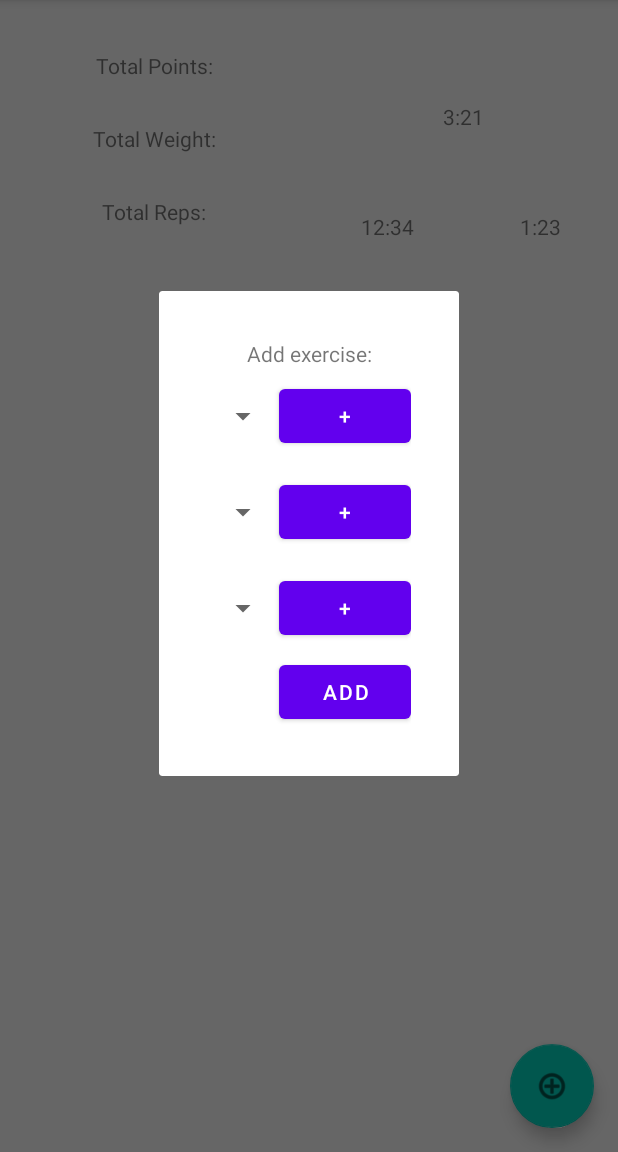
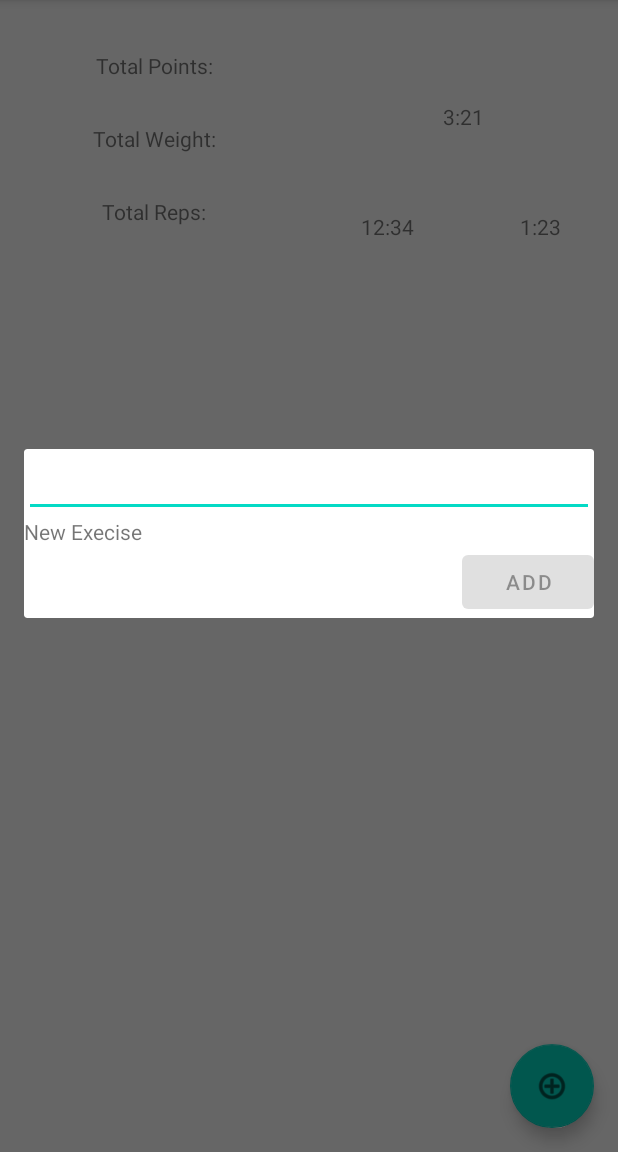
Before and after one commit to OverlordAlex/Fitocrazy, an Android app: the WorkoutActivity screen opened directly, with no data from a screen before it, after a tap on "Add new exercise", on a phone screen of 412 x 824 dp, the part 84-1236 px from its top. Run offline under Robolectric (Android 15) with nearby library versions, the phone set to English and light mode, and no system bars; our stand-ins replace Room's generated code.

Commit message:
Finalised adding new activity fragment

```diff
--- a/app/src/main/java/com/itsabugnotafeature/fitocrazy/common/Exercise.kt
+++ b/app/src/main/java/com/itsabugnotafeature/fitocrazy/common/Exercise.kt
@@ -14,7 +14,6 @@ import androidx.room.Room
 import androidx.room.RoomDatabase
 import androidx.room.Transaction
 
-//@Fts4
 @Entity
 data class Exercise(
     @PrimaryKey(autoGenerate = true) val rowid: Int,
@@ -41,7 +40,11 @@ data class ExerciseWithComponents(
         entityColumn = "id"
     )
     val movement: Movement
-)
+) {
+    override fun toString(): String {
+        return "$equipment $position $movement"
+    }
+}
 
 abstract class ExerciseComponent {
     abstract val id: Int
@@ -88,6 +91,9 @@ interface ExerciseDao {
     @Transaction
     @Query("SELECT * FROM exercise")
     suspend fun getAll(): List<ExerciseWithComponents>
+
+    @Query("SELECT * FROM exercise WHERE equipmentId=:equipmentId AND positionId=:positionId AND movementId=:movementId")
+    suspend fun getExactExercise(equipmentId: Long, positionId: Long, movementId: Long): ExerciseWithComponents?
 
     @Insert
     suspend fun addExercise(exercise: Exercise)
--- a/app/src/main/java/com/itsabugnotafeature/fitocrazy/workout/addexercise/AddNewExerciseToWorkoutFragment.kt
+++ b/app/src/main/java/com/itsabugnotafeature/fitocrazy/workout/addexercise/AddNewExerciseToWorkoutFragment.kt
@@ -1,15 +1,23 @@
 package com.itsabugnotafeature.fitocrazy.workout.addexercise
 
+import android.graphics.Color
 import android.os.Bundle
+import android.transition.AutoTransition
+import android.transition.TransitionManager
 import android.util.Log
 import android.view.LayoutInflater
 import android.view.View
 import android.view.ViewGroup
+import android.view.WindowManager.LayoutParams
 import android.widget.AdapterView
 import android.widget.ArrayAdapter
+import android.widget.AutoCompleteTextView
 import android.widget.Button
 import android.widget.Spinner
+import android.widget.TextView
+import androidx.constraintlayout.widget.ConstraintLayout
 import androidx.core.os.bundleOf
+import androidx.core.widget.doOnTextChanged
 import androidx.fragment.app.DialogFragment
 import androidx.fragment.app.Fragment
 import androidx.fragment.app.FragmentTransaction
@@ -18,11 +26,15 @@ import androidx.fragment.app.setFragmentResultListener
 import androidx.lifecycle.lifecycleScope
 import com.itsabugnotafeature.fitocrazy.R
 import com.itsabugnotafeature.fitocrazy.common.Equipment
+import com.itsabugnotafeature.fitocrazy.common.Exercise
+import com.itsabugnotafeature.fitocrazy.common.ExerciseComponent
 import com.itsabugnotafeature.fitocrazy.common.ExerciseDatabase
+import com.itsabugnotafeature.fitocrazy.common.ExerciseWithComponents
 import com.itsabugnotafeature.fitocrazy.common.Movement
 import com.itsabugnotafeature.fitocrazy.common.Position
 import kotlinx.coroutines.launch
 import kotlinx.coroutines.runBlocking
+
 
 class AddNewExerciseToWorkoutFragment : DialogFragment(), AdapterView.OnItemSelectedListener {
 
@@ -30,20 +42,21 @@ class AddNewExerciseToWorkoutFragment : DialogFragment(), AdapterView.OnItemSele
         EQUIPMENT, POSITION, MOVEMENT
     }
 
-    private var equipment: String = ""
-    private var position: String = ""
-    private var movement: String = ""
+    private var equipment: Long = -1
+    private var position: Long = -1
+    private var movement: Long = -1
 
     private lateinit var equipmentAdapter: ArrayAdapter<Equipment>
     private lateinit var positionAdapter: ArrayAdapter<Position>
     private lateinit var movementAdapter: ArrayAdapter<Movement>
+    private lateinit var autocompleteAdapter: ArrayAdapter<ExerciseWithComponents>
 
     override fun onItemSelected(parent: AdapterView<*>, view: View?, pos: Int, id: Long) {
         parent.getItemAtPosition(pos)
         when (parent.id) {
-            R.id.equipment -> equipment = parent.getItemAtPosition(pos).toString()
-            R.id.position -> position = parent.getItemAtPosition(pos).toString()
-            R.id.movement -> movement = parent.getItemAtPosition(pos).toString()
+            R.id.equipment -> equipment = (parent.getItemAtPosition(pos) as ExerciseComponent).id.toLong()
+            R.id.position -> position = (parent.getItemAtPosition(pos) as ExerciseComponent).id.toLong()
+            R.id.movement -> movement = (parent.getItemAtPosition(pos) as ExerciseComponent).id.toLong()
         }
     }
 
@@ -77,16 +90,32 @@ class AddNewExerciseToWorkoutFragment : DialogFragment(), AdapterView.OnItemSele
                                     db.exerciseComponentsDao().addMovement(Movement(0, enteredText))
                                 } else {
                                     spinner.setSelection((spinner.adapter as ArrayAdapter<Movement>).getPosition(movement), false)
-                                } // TODO the same for below
+                                }
                             }
 
-                            EXERCISE_COMPONENTS.POSITION -> db.exerciseComponentsDao()
-                                .addPosition(Position(0, enteredText))
+                            EXERCISE_COMPONENTS.POSITION -> {
+                                val position = db.exerciseComponentsDao().getPosition(enteredText)
+                                if (position == null ) {
+                                    db.exerciseComponentsDao()
+                                        .addPosition(Position(0, enteredText))
+                                } else {
+                                    spinner.setSelection((spinner.adapter as ArrayAdapter<Position>).getPosition(position), false)
+                                }
 
-                            EXERCISE_COMPONENTS.EQUIPMENT -> db.exerciseComponentsDao()
-                                .addEquipment(
-                                    Equipment(0, enteredText)
-                                )
+                            }
+
+                            EXERCISE_COMPONENTS.EQUIPMENT -> {
+                                val equipment = db.exerciseComponentsDao().getEquipment(enteredText)
+                                if (equipment == null) {
+                                    db.exerciseComponentsDao()
+                                        .addEquipment(
+                                            Equipment(0, enteredText)
+                                        )
+                                } else {
+                                    spinner.setSelection((spinner.adapter as ArrayAdapter<Equipment>).getPosition(equipment), false)
+                                }
+
+                            }
                         }
                         updateSpinnerData()
                         spinner.setSelection(spinner.adapter.count - 1 )
@@ -108,18 +137,65 @@ class AddNewExerciseToWorkoutFragment : DialogFragment(), AdapterView.OnItemSele
 
     override fun onViewCreated(view: View, savedInstanceState: Bundle?) {
         super.onViewCreated(view, savedInstanceState)
+        // make it always show full-screen
+        dialog?.window?.setLayout(LayoutParams.MATCH_PARENT, LayoutParams.WRAP_CONTENT)
+
+        val addExerciseButton: Button = view.findViewById(R.id.addExerciseButton)
+        val autocomplete = view.findViewById<AutoCompleteTextView>(R.id.addExerciseAutoComplete)
+
+        val detailLayout = view.findViewById<ConstraintLayout>(R.id.addExerciseToWorkoutFragment)
+        view.findViewById<TextView>(R.id.textView).setOnClickListener {
+            val visible: Int =  if (detailLayout.visibility == View.GONE) {
+                autocomplete.isEnabled = false
+                addExerciseButton.isEnabled = true
+                View.VISIBLE
+            } else {
+                autocomplete.isEnabled = true
+                autocomplete.requestFocus()
+                View.GONE
+            }
+
+            val autoTransition = AutoTransition()
+            autoTransition.setDuration(100) // probably not needed, default is 300 if not set
+            TransitionManager.beginDelayedTransition(detailLayout, autoTransition)
+            detailLayout.visibility = visible
+        }
+
         val equipmentSpinner = view.findViewById<Spinner>(R.id.equipment)
         val positionSpinner = view.findViewById<Spinner>(R.id.position)
         val movementSpinner = view.findViewById<Spinner>(R.id.movement)
 
         runBlocking {
-            equipmentAdapter = ArrayAdapter(requireContext(), android.R.layout.simple_spinner_item);
-            positionAdapter = ArrayAdapter(requireContext(), android.R.layout.simple_spinner_item);
-            movementAdapter = ArrayAdapter(requireContext(), android.R.layout.simple_spinner_item);
+            equipmentAdapter = ArrayAdapter(requireContext(), android.R.layout.simple_spinner_item)
+            positionAdapter = ArrayAdapter(requireContext(), android.R.layout.simple_spinner_item)
+            movementAdapter = ArrayAdapter(requireContext(), android.R.layout.simple_spinner_item)
             updateSpinnerData()
             equipmentSpinner.adapter = equipmentAdapter
             positionSpinner.adapter = positionAdapter
             movementSpinner.adapter = movementAdapter
+
+            autocompleteAdapter = ArrayAdapter<ExerciseWithComponents>(requireContext(), android.R.layout.simple_dropdown_item_1line, ExerciseDatabase.getInstance(requireContext()).exerciseDao().getAll())
+            autocomplete.setAdapter(autocompleteAdapter)
+            autocomplete.threshold = 1
+            autocompleteAdapter.notifyDataSetChanged()
+        }
+        var selectedItem: ExerciseWithComponents? = null
+        autocomplete.setOnItemClickListener { _, _, position, _ ->
+            selectedItem = autocompleteAdapter.getItem(position)
+            addExerciseButton.isEnabled = true
+            autocomplete.setBackgroundColor(Color.parseColor("#FFFFFF"))
+        }
+        autocomplete.doOnTextChanged { text, _, _, _ ->
+            if (!text.isNullOrBlank()) {
+                if (selectedItem?.toString() != text) {
+                    selectedItem = null
+                    addExerciseButton.isEnabled = false
+                    autocomplete.setBackgroundColor(Color.parseColor("#FFAAAA"))
+                }
+            }
+        }
+        autocomplete.setOnFocusChangeListener { _, hasFocus ->
+            if (hasFocus) autocomplete.text = null
         }
 
         equipmentSpinner.onItemSelectedListener = this
@@ -130,9 +206,24 @@ class AddNewExerciseToWorkoutFragment : DialogFragment(), AdapterView.OnItemSele
         setupEnterCustomTextDialog(EXERCISE_COMPONENTS.POSITION, view.findViewById<Button>(R.id.newPosition), positionSpinner)
         setupEnterCustomTextDialog(EXERCISE_COMPONENTS.MOVEMENT, view.findViewById<Button>(R.id.newMovement), movementSpinner)
 
-        val btn: Button = view.findViewById(R.id.addExerciseButton)
-        btn.setOnClickListener {
-            setFragmentResult("exerciseAdded", bundleOf("equipment" to equipment, "movement" to movement, "position" to position))
+        addExerciseButton.setOnClickListener {
+            if (detailLayout.visibility == View.VISIBLE) {
+                // if adding a new activity
+                runBlocking {
+                    val db = ExerciseDatabase.getInstance(requireContext()).exerciseDao()
+                    val exercise: ExerciseWithComponents? =
+                        db.getExactExercise(equipment, position, movement)
+                    if (exercise == null) {
+                        val newID = db.addExercise(Exercise(0, equipment, position, movement))
+                        setFragmentResult("exerciseAdded", bundleOf("exerciseID" to newID))
+                    } else {
+                        setFragmentResult("exerciseAdded", bundleOf("exerciseID" to exercise.exercise.rowid))
+                    }
+                }
+            } else {
+                // selected something from autocomplete
+                setFragmentResult("exerciseAdded", bundleOf("exerciseID" to selectedItem?.exercise?.rowid))
+            }
             dismiss()
         }
     }
--- a/app/src/main/res/layout/fragment_add_new_exercise_to_workout.xml
+++ b/app/src/main/res/layout/fragment_add_new_exercise_to_workout.xml
@@ -1,12 +1,28 @@
 <?xml version="1.0" encoding="utf-8"?>
+
 <androidx.constraintlayout.widget.ConstraintLayout xmlns:android="http://schemas.android.com/apk/res/android"
     xmlns:app="http://schemas.android.com/apk/res-auto"
     xmlns:tools="http://schemas.android.com/tools"
+    android:id="@+id/layout_addNewExercise_parent"
+    android:layout_width="match_parent"
+    android:layout_height="wrap_content">
+
+    <TextView
+        android:id="@+id/textView"
+        android:layout_width="wrap_content"
+        android:layout_height="wrap_content"
+        android:text="New Execise"
+        app:layout_constraintStart_toStartOf="parent"
+        app:layout_constraintTop_toBottomOf="@+id/addExerciseAutoComplete" />
+
+    <androidx.constraintlayout.widget.ConstraintLayout
         android:id="@+id/addExerciseToWorkoutFragment"
         android:layout_width="match_parent"
         android:layout_height="wrap_content"
 
         android:padding="32dp"
+        android:visibility="gone"
+        app:layout_constraintTop_toBottomOf="@+id/textView"
         tools:context=".workout.addexercise.AddNewExerciseToWorkoutFragment">
 
         <TextView
@@ -67,7 +83,6 @@
             android:layout_height="wrap_content"
             android:minHeight="64dp"
             android:spinnerMode="dropdown"
-        app:layout_constraintBottom_toTopOf="@+id/addExerciseButton"
             app:layout_constraintEnd_toEndOf="@id/newMovement"
             app:layout_constraintEnd_toStartOf="@id/newMovement"
             app:layout_constraintStart_toStartOf="parent"
@@ -84,13 +99,23 @@
             app:layout_constraintStart_toEndOf="@+id/movement"
             app:layout_constraintTop_toBottomOf="@+id/position" />
 
+    </androidx.constraintlayout.widget.ConstraintLayout>
+
+    <AutoCompleteTextView
+        android:id="@+id/addExerciseAutoComplete"
+        android:layout_width="0dp"
+        android:layout_height="wrap_content"
+        android:saveEnabled="false"
+        app:layout_constraintEnd_toEndOf="parent"
+        app:layout_constraintStart_toStartOf="parent"
+        app:layout_constraintTop_toTopOf="parent" />
+
     <Button
         android:id="@+id/addExerciseButton"
         android:layout_width="wrap_content"
         android:layout_height="wrap_content"
+        android:enabled="false"
         android:text="Add"
-        app:layout_constraintBottom_toBottomOf="parent"
         app:layout_constraintEnd_toEndOf="parent"
-        app:layout_constraintTop_toBottomOf="@+id/movement" />
-
+        app:layout_constraintTop_toBottomOf="@+id/addExerciseToWorkoutFragment" />
 </androidx.constraintlayout.widget.ConstraintLayout>
```
Lines whose indentation alone changed are shown as unchanged.
